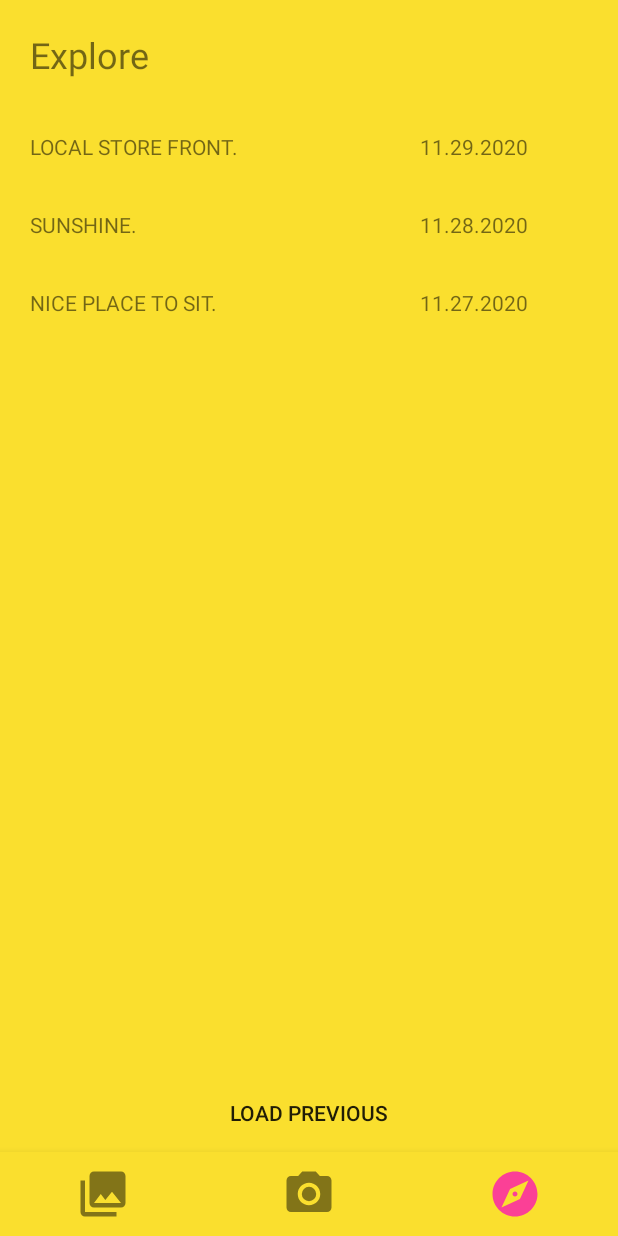
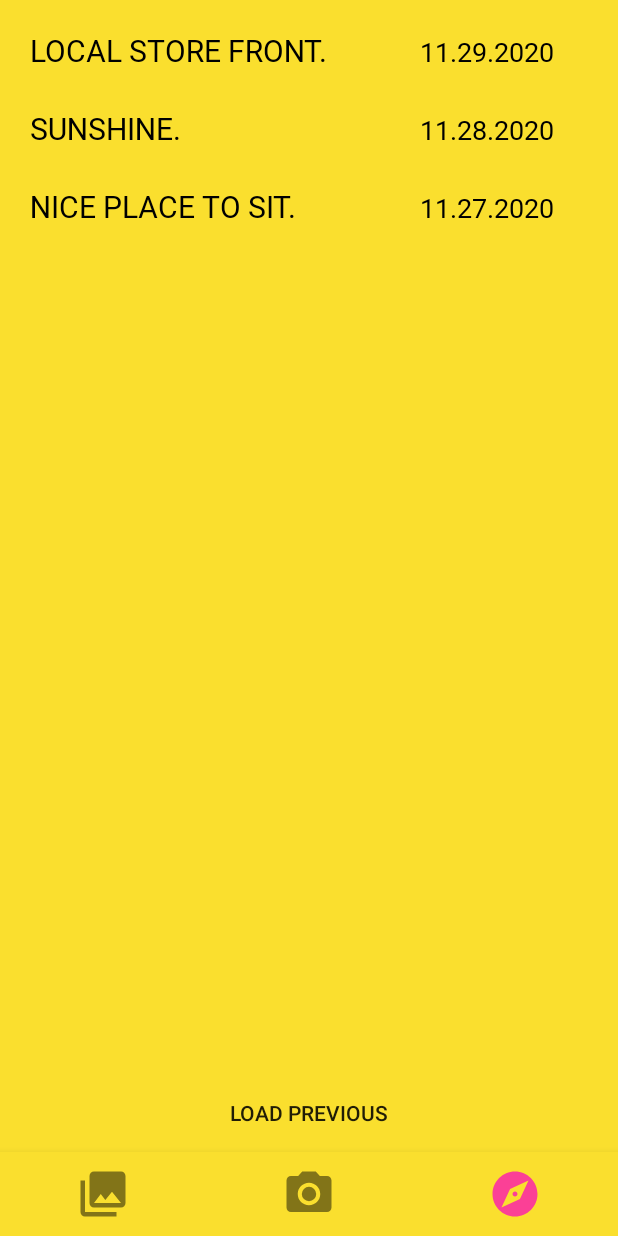
Before and after one commit to seungho0106/snappie, an Android app: the ExploreFragment screen opened through its navigation route, on a phone screen of 412 x 824 dp. Run offline under Robolectric (Android 15) with nearby library versions, the phone set to English and light mode, and no system bars; our stand-ins replace Firebase (no records; nobody signed in at launch, a user with empty details on screens opened directly), navigation-ui; libraries missing offline, so code that uses them is left out: androidx.camera.core, com.nostra13.universalimageloader; 10 statements that could not run were skipped.

Commit message:
Update text color

```diff
--- a/app/src/main/res/layout/fragment_explore.xml
+++ b/app/src/main/res/layout/fragment_explore.xml
@@ -6,22 +6,10 @@
     android:layout_height="match_parent"
     android:background="@color/colorAccent">
 
-    <TextView
-        android:id="@+id/textViewExploreTitle"
-        android:layout_width="200dp"
-        android:layout_height="35dp"
-        android:layout_marginStart="20dp"
-        android:layout_marginTop="20dp"
-        android:text="@string/menu_label_explore"
-        android:textSize="24sp"
-        app:layout_constraintStart_toStartOf="parent"
-        app:layout_constraintTop_toTopOf="parent" />
-
     <ScrollView
         android:id="@+id/scrollViewExplore"
         android:layout_width="match_parent"
         android:layout_height="match_parent"
-        android:layout_marginTop="68dp"
         android:layout_marginBottom="54dp"
         app:layout_constraintBottom_toBottomOf="parent"
         app:layout_constraintEnd_toEndOf="parent"
--- a/app/src/main/res/layout/linear_layout_explore_day.xml
+++ b/app/src/main/res/layout/linear_layout_explore_day.xml
@@ -17,13 +17,19 @@
         <TextView
             android:id="@+id/textViewTheme"
             android:layout_width="260dp"
-            android:layout_height="wrap_content" />
+            android:layout_height="wrap_content"
+            android:fontFamily="@font/fsex"
+            android:textColor="@color/colorText"
+            android:textSize="20sp" />
 
         <TextView
             android:id="@+id/textViewDate"
             android:layout_width="match_parent"
             android:layout_height="wrap_content"
-            android:textAlignment="textEnd" />
+            android:fontFamily="@font/fsex"
+            android:textAlignment="textEnd"
+            android:textColor="@color/colorText"
+            android:textSize="18sp" />
     </LinearLayout>
 
     <HorizontalScrollView
```
